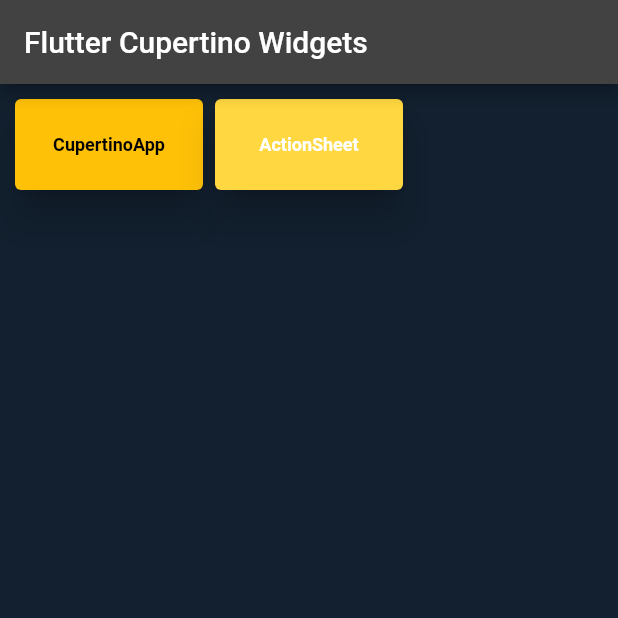
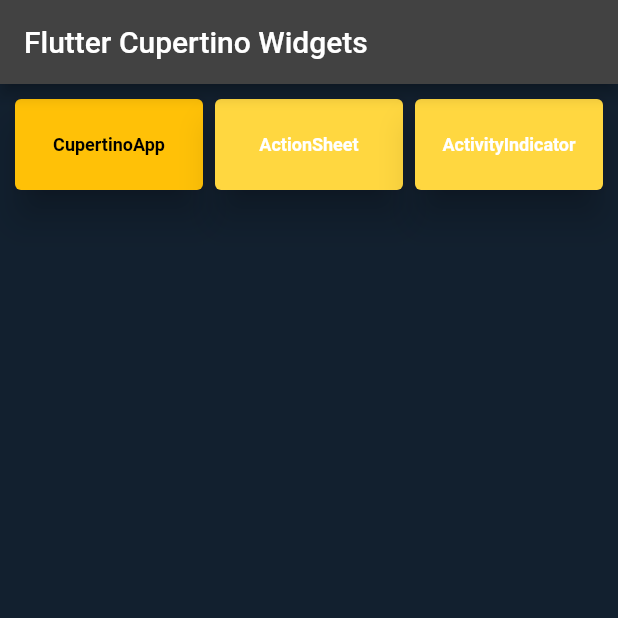
Before and after one commit to erdemgocen44/Flutter-Cupertino-Widget, a Flutter app: the screen it shows after launch, on a phone screen of 412 x 824 dp, the top half of it. Run offline on Flutter 3.47's test engine with Material 2 defaults, Android fonts, the light colour scheme and no system bars.

Commit message:
activityIndicator starting

```diff
--- a/lib/core/buttons.dart
+++ b/lib/core/buttons.dart
@@ -14,4 +14,10 @@
     onprimary: Colors.white,
     rota: '/actionsheet',
   ),
+  CustomElevatedButton(
+    yazi: 'ActivityIndicator',
+    primary: Colors.amberAccent,
+    onprimary: Colors.white,
+    rota: '/activity',
+  ),
 ];
--- a/lib/core/rotes.dart
+++ b/lib/core/rotes.dart
@@ -1,8 +1,10 @@
 import 'package:flutter/material.dart';
+import 'package:flutter_cupertino_widgets/widgets/activity_indicator.dart';
 import 'package:flutter_cupertino_widgets/widgets/cupertino_action_sheet_action_home.dart';
 import 'package:flutter_cupertino_widgets/widgets/starting_page.dart';
 
 var rotalar = <String, WidgetBuilder>{
   "/scaffold": (context) => const StartingPage(),
   "/actionsheet": (context) => ActionSheetActionHome(),
+  "/activity": (context) => ActivityIndicatorHome(),
 };
```
Also changed, not shown: lib/widgets/activity_indicator.dart (added, +15 -0 lines).
